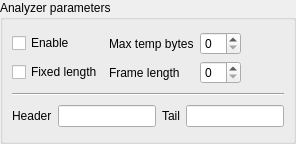
x-tools-author/x-tools, file src/toolsui/SAKAnalyzerToolUi.ui: the form before one commit.
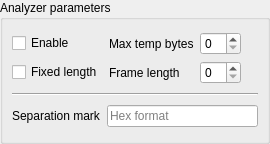
The form after the commit. Custom widgets are drawn as their Qt base class.

```diff
--- a/src/toolsui/SAKAnalyzerToolUi.ui
+++ b/src/toolsui/SAKAnalyzerToolUi.ui
@@ -6,14 +6,14 @@
    <rect>
     <x>0</x>
     <y>0</y>
-    <width>296</width>
+    <width>270</width>
     <height>144</height>
    </rect>
   </property>
   <property name="windowTitle">
    <string notr="true">Form</string>
   </property>
-  <layout class="QGridLayout" name="gridLayout">
+  <layout class="QGridLayout" name="gridLayout_3">
    <property name="leftMargin">
     <number>0</number>
    </property>
@@ -31,28 +31,8 @@
      <property name="title">
       <string>Analyzer parameters</string>
      </property>
-     <layout class="QGridLayout" name="gridLayout_3">
-      <item row="2" column="0">
-       <widget class="QLabel" name="label_3">
-        <property name="text">
-         <string>Header</string>
-        </property>
-       </widget>
-      </item>
-      <item row="2" column="1">
-       <widget class="SAKLineEdit" name="lineEditHeader"/>
-      </item>
-      <item row="2" column="2">
-       <widget class="QLabel" name="label_4">
-        <property name="text">
-         <string>Tail</string>
-        </property>
-       </widget>
-      </item>
-      <item row="2" column="3">
-       <widget class="SAKLineEdit" name="lineEditTail"/>
-      </item>
-      <item row="0" column="0" colspan="4">
+     <layout class="QGridLayout" name="gridLayout">
+      <item row="0" column="0" colspan="2">
        <layout class="QGridLayout" name="gridLayout_2">
         <item row="1" column="0">
          <widget class="SAKCheckBox" name="checkBoxFixedLength">
@@ -103,13 +83,27 @@
         </item>
        </layout>
       </item>
-      <item row="1" column="0" colspan="4">
+      <item row="1" column="0" colspan="2">
        <widget class="Line" name="line">
         <property name="orientation">
          <enum>Qt::Horizontal</enum>
         </property>
        </widget>
       </item>
+      <item row="2" column="0">
+       <widget class="QLabel" name="label_3">
+        <property name="text">
+         <string>Separation mark</string>
+        </property>
+       </widget>
+      </item>
+      <item row="2" column="1">
+       <widget class="SAKLineEdit" name="lineEditSeparationMark">
+        <property name="placeholderText">
+         <string>Hex format</string>
+        </property>
+       </widget>
+      </item>
      </layout>
     </widget>
    </item>
```
